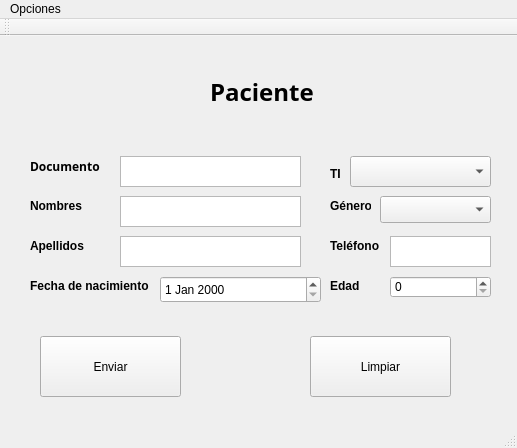
Qt form Vista/agregarpaciente.ui (Lufedi/DABM-Bitalino) before a commit.
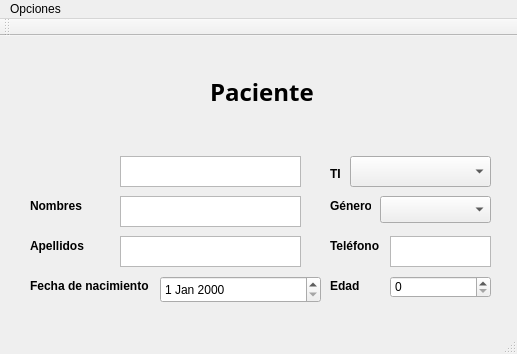
The same form after that commit.

```diff
--- a/Vista/agregarpaciente.ui
+++ b/Vista/agregarpaciente.ui
@@ -7,7 +7,7 @@
     <x>0</x>
     <y>0</y>
     <width>517</width>
-    <height>448</height>
+    <height>354</height>
    </rect>
   </property>
   <property name="windowTitle">
@@ -48,26 +48,6 @@
      <string>Paciente</string>
     </property>
    </widget>
-   <widget class="QLabel" name="label_2">
-    <property name="geometry">
-     <rect>
-      <x>30</x>
-      <y>120</y>
-      <width>71</width>
-      <height>21</height>
-     </rect>
-    </property>
-    <property name="font">
-     <font>
-      <family>Droid Sans Fallback</family>
-      <weight>75</weight>
-      <bold>true</bold>
-     </font>
-    </property>
-    <property name="text">
-     <string>Documento</string>
-    </property>
-   </widget>
    <widget class="QLabel" name="label_3">
     <property name="geometry">
      <rect>
```
